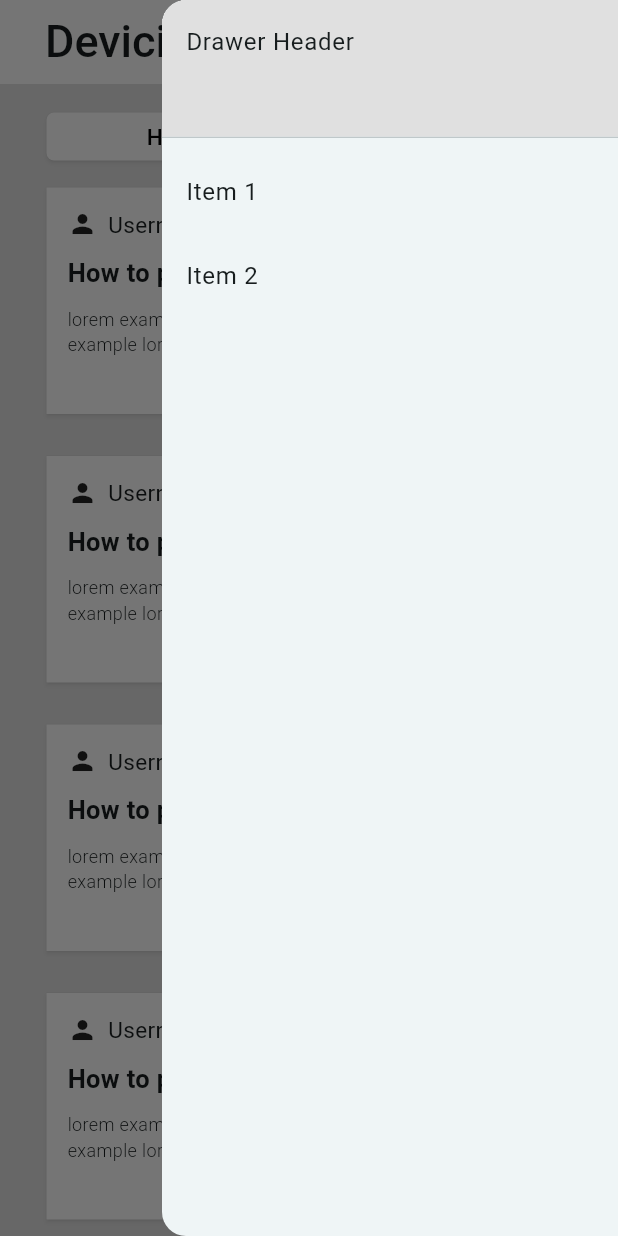
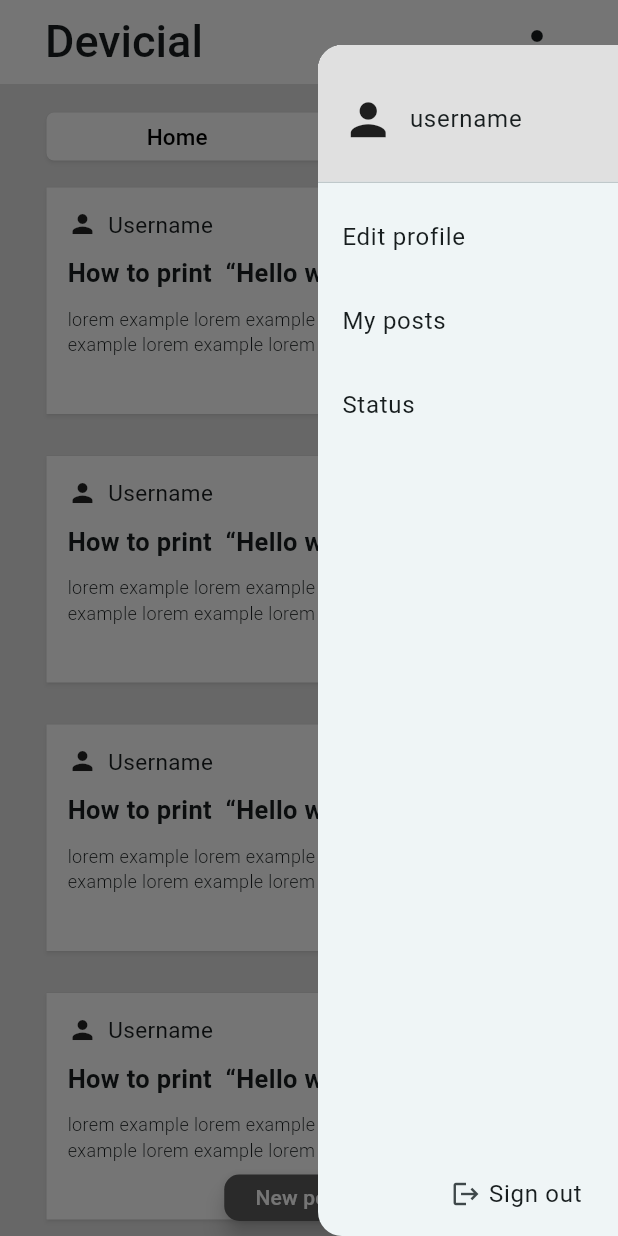
Before and after one commit to Siripongapr/devicial_mobile, a Flutter app: the DashBoard screen opened by its route, with the side drawer open, on a phone screen of 412 x 824 dp. Run offline on Flutter 3.47's test engine with Material 3 defaults, Android fonts, the phone set to English and light mode, and no system bars; our stand-ins replace cookie_jar, dio, dio_cookie_manager.

Commit message:
fix : re design sidebar

```diff
--- /dev/null
+++ b/lib/materials/widget/sidebar.dart
@@ -0,0 +1,90 @@
+import 'package:devicial_mobile/materials/color.dart';
+import 'package:flutter/material.dart';
+
+class SideBar extends StatelessWidget {
+  const SideBar({Key? key, this.username = 'username'}) : super(key: key);
+  final String username;
+  @override
+  Widget build(BuildContext context) {
+    return Padding(
+      padding: const EdgeInsets.only(top: 30.0),
+      child: Container(
+        decoration: BoxDecoration(
+          borderRadius: BorderRadius.circular(5),
+        ),
+        child: Drawer(
+          width: 200,
+          child: Column(
+            children: [
+              Expanded(
+                child: ListView(
+                  padding: EdgeInsets.zero,
+                  children: [
+                    SizedBox(
+                      height: 100,
+                      child: DrawerHeader(
+                        decoration: const BoxDecoration(
+                          color: ThemeColor.backgroundDark,
+                        ),
+                        child: Row(
+                          children: [
+                            const Icon(
+                              Icons.person,
+                              size: 35,
+                            ),
+                            const SizedBox(
+                              width: 10,
+                            ),
+                            Text(username),
+                          ],
+                        ),
+                      ),
+                    ),
+                    ListTile(
+                      title: const Text('Edit profile'),
+                      onTap: () {
+                        print("Edit profile");
+                      },
+                    ),
+                    ListTile(
+                      title: const Text('My posts'),
+                      onTap: () {
+                        print("My posts");
+                      },
+                    ),
+                    ListTile(
+                      title: const Text('Status'),
+                      onTap: () {
+                        print("Status");
+                      },
+                    ),
+                  ],
+                ),
+              ),
+              ListTile(
+                title: const Row(
+                  mainAxisAlignment: MainAxisAlignment.end,
+                  children: [
+                    Icon(
+                      Icons.logout,
+                      size: 20,
+                    ),
+                    SizedBox(
+                      width: 5,
+                    ),
+                    Text(
+                      'Sign out',
+                    ),
+                  ],
+                ),
+                onTap: () {
+                  print("Sign out");
+                },
+              ),
+            ],
+          ),
+        ),
+      ),
+    );
+  }
+}
--- a/lib/screen/dashboard/dashboard_page.dart
+++ b/lib/screen/dashboard/dashboard_page.dart
@@ -1,6 +1,6 @@
-import 'package:devicial_mobile/materials/color.dart';
 import 'package:devicial_mobile/materials/widget/dashboard_card.dart';
 import 'package:devicial_mobile/materials/widget/new_post_button.dart';
+import 'package:devicial_mobile/materials/widget/sidebar.dart';
 import 'package:devicial_mobile/materials/widget/text_button_widget.dart';
 import 'package:flutter/material.dart';
 
@@ -57,7 +57,7 @@ class _DashBoardState extends State<DashBoard> {
         // leading: new Container(),
         actions: <Widget>[Container()],
       ),
-      endDrawer: NavigationDrawer(),
+      endDrawer: SideBar(),
       endDrawerEnableOpenDragGesture: true,
       body: SingleChildScrollView(
         child: Padding(
@@ -119,39 +119,3 @@ class _DashBoardState extends State<DashBoard> {
     );
   }
 }
-
-class NavigationDrawer extends StatelessWidget {
-  const NavigationDrawer({Key? key}) : super(key: key);
-
-  @override
-  Widget build(BuildContext context) {
-    return Drawer(
-      child: ListView(
-        padding: EdgeInsets.zero,
-        children: [
-          SizedBox(
-            height: 100,
-            child: const DrawerHeader(
-              decoration: BoxDecoration(
-                color: ThemeColor.backgroundDark,
-              ),
-              child: Text('Drawer Header'),
-            ),
-          ),
-          ListTile(
-            title: const Text('Item 1'),
-            onTap: () {
-              // Update the UI based on the selection
-            },
-          ),
-          ListTile(
-            title: const Text('Item 2'),
-            onTap: () {
-              // Update the UI based on the selection
-            },
-          ),
-        ],
-      ),
-    );
-  }
-}
```
